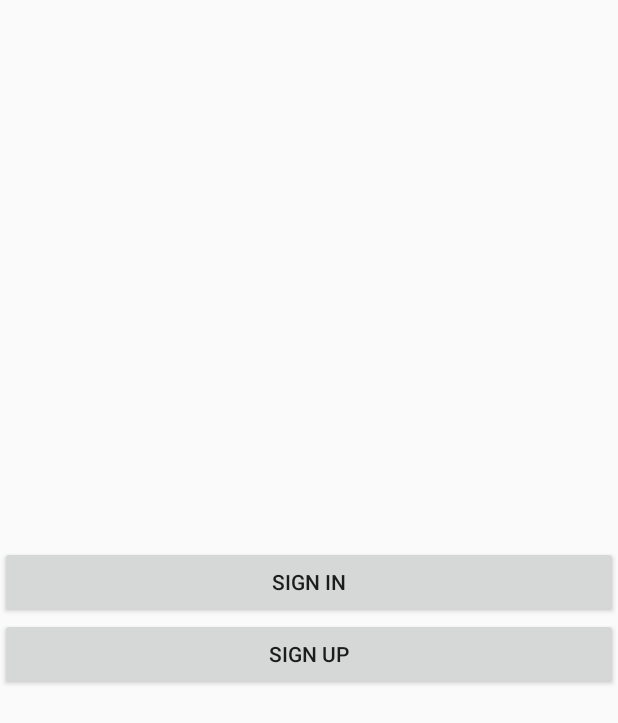
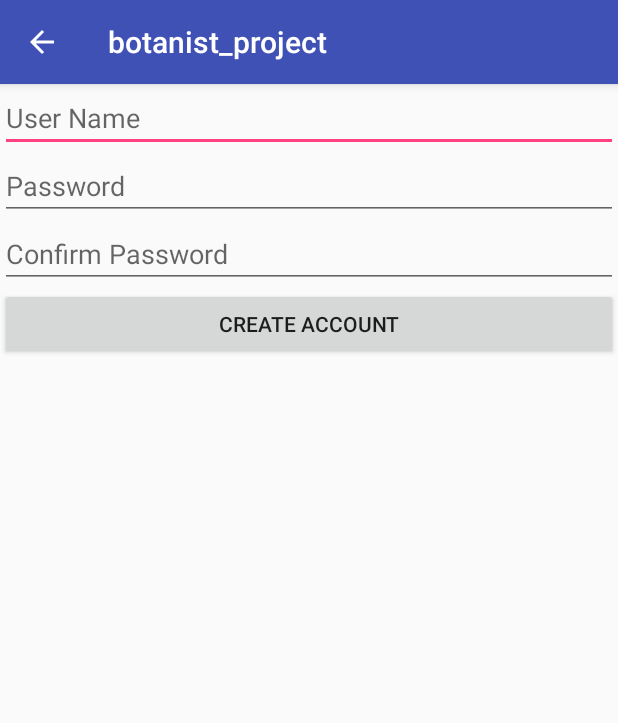
Before and after one commit to Lynx1820/botanist, an Android app: the screen it shows after launch (MainActivity before the commit, SignUpActivity after it), after a tap on "SIGN UP", on a phone screen of 412 x 824 dp. Shown: the top 723 px of the screen. Run offline under Robolectric (Android 15) with nearby library versions, the phone set to English and light mode, and no system bars.

Commit message:
login/signup activities

```diff
--- a/app/src/main/java/project/cis350/upenn/edu/botanist_project/LoginDataBase.java
+++ b/app/src/main/java/project/cis350/upenn/edu/botanist_project/LoginDataBase.java
@@ -9,10 +9,10 @@ import android.database.sqlite.SQLiteDatabase;
 public class LoginDataBase {
 
     private final Context context;
-    public  LoginDataBase(Context _context)
+    public  LoginDataBase(Context logInContext)
     {
-        context = _context;
-       // dbHelper = new DataBaseHelper(context, DATABASE_NAME, null, DATABASE_VERSION);
+        context = logInContext;
+
     }
 
 }
--- a/app/src/main/java/project/cis350/upenn/edu/botanist_project/MainActivity.java
+++ b/app/src/main/java/project/cis350/upenn/edu/botanist_project/MainActivity.java
@@ -2,73 +2,33 @@ package project.cis350.upenn.edu.botanist_project;
 
 import android.os.Bundle;
 import android.support.v7.app.AppCompatActivity;
-import android.support.v7.widget.Toolbar;
 import android.view.View;
+import android.content.Intent;
 import android.view.Menu;
 import android.view.MenuItem;
 import android.widget.Button;
-import android.app.Dialog;
 import android.widget.EditText;
 public class MainActivity extends AppCompatActivity {
-    Button signInButton, signUpButtton;
+    Button logInButton, signUpButtton;
     LoginDataBase loginDataBaseAdapter;
     @Override
     protected void onCreate(Bundle savedInstanceState) {
         super.onCreate(savedInstanceState);
         setContentView(R.layout.activity_main);
+
         // create a instance of SQLite Database
         loginDataBaseAdapter=new LoginDataBase(this);
-        signInButton=(Button)findViewById(R.id.signIn);
-        signUpButtton=(Button)findViewById(R.id.signUp);
+        final  EditText editTextUserName=(EditText)findViewById(R.id.logInUsername);
+        final  EditText editTextPassword=(EditText)findViewById(R.id.logInPassword);
+        logInButton=(Button)findViewById(R.id.buttonLogIn);
+        signUpButtton=(Button)findViewById(R.id.buttonSignUp);
+
         signUpButtton.setOnClickListener(new View.OnClickListener() {
             public void onClick(View v) {
-                //switch to signup pahe
+                Intent singUpIntent =new Intent(getApplicationContext(),SignUpActivity.class);
+                startActivity(singUpIntent);
             }
         });
     }
 
-    public void signIn(View V)
-    {
-        final Dialog dialog = new Dialog(MainActivity.this);
-        dialog.setContentView(R.layout.login);
-        dialog.setTitle("Login");
-
-        final  EditText editTextUserName=(EditText)dialog.findViewById(R.id.logInUsername);
-        final  EditText editTextPassword=(EditText)dialog.findViewById(R.id.logInPassword);
-
-        Button btnSignIn=(Button)dialog.findViewById(R.id.buttonSignIn);
-
-        // Set On ClickListener
-        btnSignIn.setOnClickListener(new View.OnClickListener() {
-
-            public void onClick(View v) {
-
-            }
-        });
-
-        dialog.show();
     }
-    }
-
-/*    @Override
-    public boolean onCreateOptionsMenu(Menu menu) {
-        // Inflate the menu; this adds items to the action bar if it is present.
-        getMenuInflater().inflate(R.menu.menu_main, menu);
-        return true;
-    }
-
-    @Override
-    public boolean onOptionsItemSelected(MenuItem item) {
-        // Handle action bar item clicks here. The action bar will
-        // automatically handle clicks on the Home/Up button, so long
-        // as you specify a parent activity in AndroidManifest.xml.
-        int id = item.getItemId();
-
-        //noinspection SimplifiableIfStatement
-        if (id == R.id.action_settings) {
-            return true;
-        }
-
-        return super.onOptionsItemSelected(item);
-    }*/
-//}
--- /dev/null
+++ b/app/src/main/java/project/cis350/upenn/edu/botanist_project/SignUpActivity.java
@@ -0,0 +1,36 @@
+package project.cis350.upenn.edu.botanist_project;
+
+import android.app.ActionBar;
+import android.content.Intent;
+import android.os.Bundle;
+import android.support.v7.app.AppCompatActivity;
+import android.view.MenuItem;
+import android.widget.Button;
+import android.widget.EditText;
+
+/**
+ * Created by lynx313 on 2/15/17.
+ */
+
+public class SignUpActivity extends AppCompatActivity {
+    EditText editUserName,editPassword,editConfirmPassword;
+    Button createAccount;
+    ActionBar actionBar;
+    @Override
+    protected void onCreate(Bundle savedInstanceState) {
+        super.onCreate(savedInstanceState);
+        setContentView(R.layout.sign_up);
+        editUserName=(EditText)findViewById(R.id.editUserName);
+        editPassword=(EditText)findViewById(R.id.editPassword);
+        editConfirmPassword=(EditText)findViewById(R.id.editConfirmPassword);
+        createAccount = (Button) findViewById(R.id.createAccount);
+        actionBar = getActionBar();
+        getSupportActionBar().setDisplayHomeAsUpEnabled(true);
+    }
+    @Override
+    public boolean onOptionsItemSelected(MenuItem item) {
+        Intent myIntent = new Intent(getApplicationContext(), MainActivity.class);
+        startActivityForResult(myIntent, 0);
+        return true;
+    }
+}
--- a/app/src/main/res/layout/activity_main.xml
+++ b/app/src/main/res/layout/activity_main.xml
@@ -14,15 +14,31 @@
         android:orientation="vertical"
         android:gravity="center_vertical" >
 
+        <EditText
+            android:id="@+id/logInUsername"
+            android:layout_width="match_parent"
+            android:layout_height="wrap_content"
+            android:hint="User Name"
+            android:ems="10" >
+            <requestFocus />
+        </EditText>
+
+        <EditText
+            android:id="@+id/logInPassword"
+            android:layout_width="match_parent"
+            android:layout_height="wrap_content"
+            android:ems="10"
+            android:inputType="textPassword"
+            android:hint="Password" />
+
         <Button
-            android:id="@+id/signIn"
+            android:id="@+id/buttonLogIn"
             android:layout_width="fill_parent"
             android:layout_height="wrap_content"
-            android:text="Sign In"
-            android:onClick="signIn"/>
+            android:text="Log In" />
 
         <Button
-            android:id="@+id/signUp"
+            android:id="@+id/buttonSignUp"
             android:layout_width="fill_parent"
             android:layout_height="wrap_content"
             android:text="Sign Up" />
--- /dev/null
+++ b/app/src/main/res/layout/sign_up.xml
@@ -0,0 +1,33 @@
+<?xml version="1.0" encoding="utf-8"?>
+<LinearLayout xmlns:android="http://schemas.android.com/apk/res/android"
+    android:orientation="vertical" android:layout_width="match_parent"
+    android:layout_height="match_parent">
+    <EditText
+        android:id="@+id/editUserName"
+        android:hint="User Name"
+        android:layout_width="match_parent"
+        android:layout_height="wrap_content"
+        >
+        <requestFocus />
+    </EditText>
+    <EditText
+        android:id="@+id/editPassword"
+        android:layout_width="fill_parent"
+        android:layout_height="wrap_content"
+        android:hint="Password"
+        android:inputType="textPassword" />
+
+    <EditText
+        android:id="@+id/editConfirmPassword"
+        android:layout_width="fill_parent"
+        android:layout_height="wrap_content"
+        android:hint="Confirm Password"
+        android:inputType="textPassword" />
+
+    <Button
+        android:id="@+id/createAccount"
+        android:layout_width="fill_parent"
+        android:layout_height="wrap_content"
+        android:text="Create Account"
+        android:layout_marginBottom="60dp" />
+</LinearLayout>
```
Also changed, not shown: app/src/main/AndroidManifest.xml (+10 -1 lines), app/src/main/java/project/cis350/upenn/edu/botanist_project/DBHandler.java (deleted, +0 -39 lines), app/src/main/res/layout/login.xml (deleted, +0 -27 lines).
